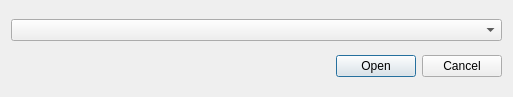
Qt form src/Windows/AddCameraDialog/AddCameraDialog.ui (m-riley04/ModularSensorSystem) before a commit.
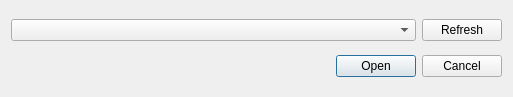
The same form after that commit.

Diff of the .ui file:
```diff
--- a/src/Windows/AddCameraDialog/AddCameraDialog.ui
+++ b/src/Windows/AddCameraDialog/AddCameraDialog.ui
@@ -13,11 +13,8 @@
   <property name="windowTitle">
    <string>AddCameraDialog</string>
   </property>
-  <layout class="QVBoxLayout" name="verticalLayout">
-   <item>
-    <widget class="QComboBox" name="dropdownDevices"/>
-   </item>
-   <item>
+  <layout class="QGridLayout" name="gridLayout">
+   <item row="1" column="1" colspan="2">
     <widget class="QDialogButtonBox" name="buttonBox">
      <property name="standardButtons">
       <set>QDialogButtonBox::StandardButton::Cancel|QDialogButtonBox::StandardButton::Open</set>
@@ -27,6 +24,29 @@
      </property>
     </widget>
    </item>
+   <item row="0" column="2">
+    <widget class="QPushButton" name="buttonRefresh">
+     <property name="text">
+      <string>Refresh</string>
+     </property>
+    </widget>
+   </item>
+   <item row="1" column="0">
+    <spacer name="horizontalSpacer">
+     <property name="orientation">
+      <enum>Qt::Orientation::Horizontal</enum>
+     </property>
+     <property name="sizeHint" stdset="0">
+      <size>
+       <width>40</width>
+       <height>20</height>
+      </size>
+     </property>
+    </spacer>
+   </item>
+   <item row="0" column="0" colspan="2">
+    <widget class="QComboBox" name="dropdownDevices"/>
+   </item>
   </layout>
  </widget>
  <layoutdefault spacing="6" margin="11"/>
```
